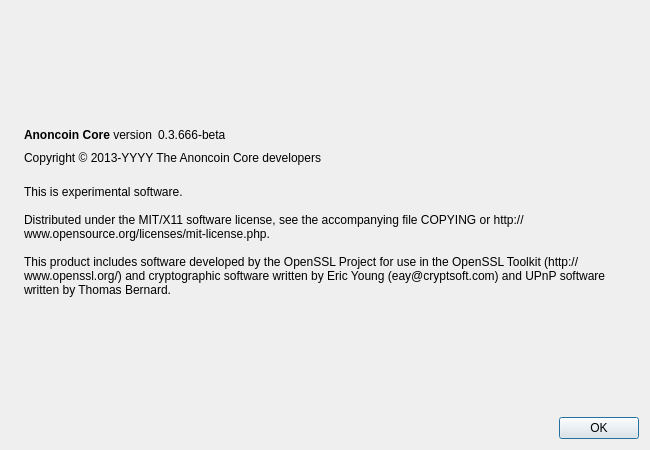
This is src/qthemes/forms/aboutdialog.ui in Anoncoin/anoncoin as Qt 5 draws it before an edit. The edited form follows.
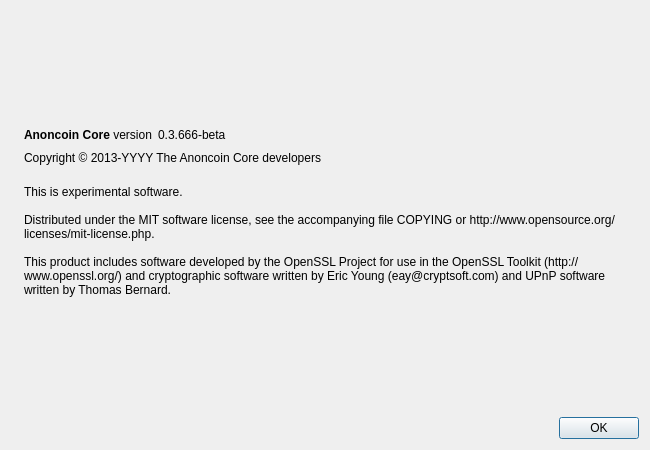
This is the edited form. Icons and pictures are not drawn.

What changed in the file:
```diff
--- a/src/qthemes/forms/aboutdialog.ui
+++ b/src/qthemes/forms/aboutdialog.ui
@@ -110,7 +110,7 @@
         <string>
 This is experimental software.
 
-Distributed under the MIT/X11 software license, see the accompanying file COPYING or http://www.opensource.org/licenses/mit-license.php.
+Distributed under the MIT software license, see the accompanying file COPYING or http://www.opensource.org/licenses/mit-license.php.
 
 This product includes software developed by the OpenSSL Project for use in the OpenSSL Toolkit (http://www.openssl.org/) and cryptographic software written by Eric Young (eay@cryptsoft.com) and UPnP software written by Thomas Bernard.</string>
        </property>
```
